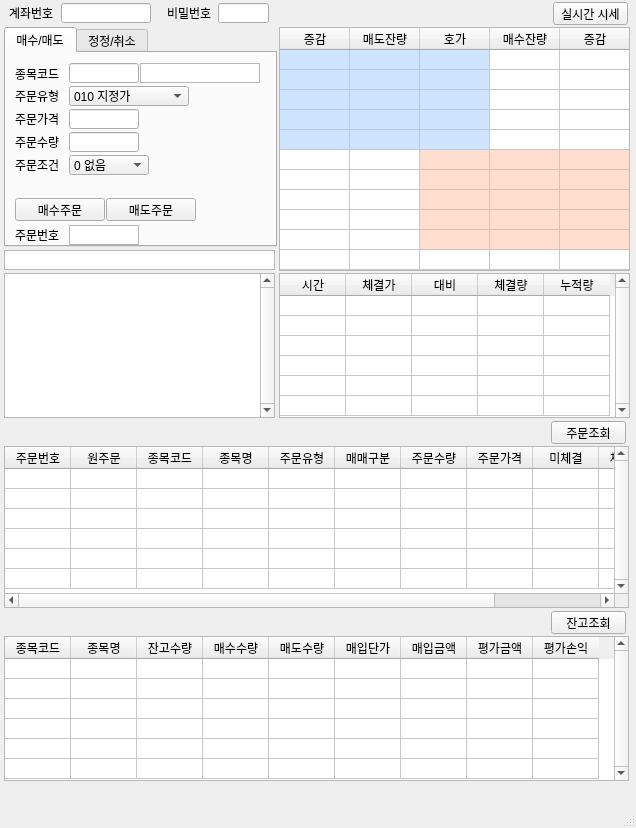
HyunwooChung/EugeneLink, file EugeneWindow.ui: the form before one commit.
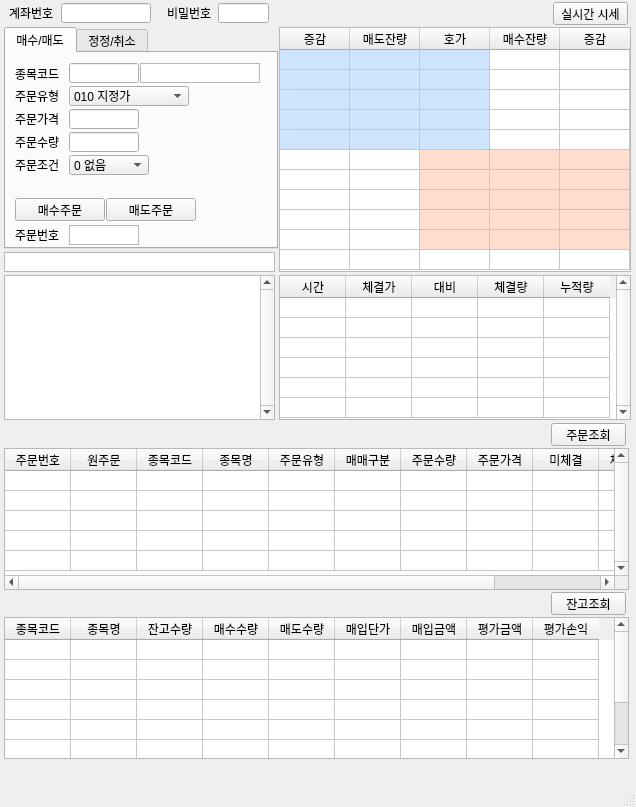
The form after the commit.

Diff of the .ui file:
```diff
--- a/EugeneWindow.ui
+++ b/EugeneWindow.ui
@@ -7,7 +7,7 @@
     <x>0</x>
     <y>0</y>
     <width>636</width>
-    <height>828</height>
+    <height>807</height>
    </rect>
   </property>
   <property name="windowTitle">
@@ -18,7 +18,7 @@
     <property name="geometry">
      <rect>
       <x>4</x>
-      <y>273</y>
+      <y>275</y>
       <width>271</width>
       <height>145</height>
      </rect>
@@ -58,8 +58,8 @@
      <rect>
       <x>279</x>
       <y>27</y>
-      <width>351</width>
-      <height>244</height>
+      <width>352</width>
+      <height>245</height>
      </rect>
     </property>
     <property name="verticalScrollBarPolicy">
@@ -69,7 +69,7 @@
      <enum>Qt::ScrollBarAlwaysOff</enum>
     </property>
     <property name="rowCount">
-     <number>12</number>
+     <number>11</number>
     </property>
     <property name="columnCount">
      <number>5</number>
@@ -92,7 +92,9 @@
     <attribute name="verticalHeaderDefaultSectionSize">
      <number>20</number>
     </attribute>
-    <row/>
+    <attribute name="verticalHeaderMinimumSectionSize">
+     <number>20</number>
+    </attribute>
     <row/>
     <row/>
     <row/>
@@ -133,6 +135,9 @@
      <property name="text">
       <string/>
      </property>
+     <property name="textAlignment">
+      <set>AlignTrailing|AlignVCenter</set>
+     </property>
      <property name="background">
       <brush brushstyle="SolidPattern">
        <color alpha="255">
@@ -175,6 +180,9 @@
      <property name="text">
       <string/>
      </property>
+     <property name="textAlignment">
+      <set>AlignTrailing|AlignVCenter</set>
+     </property>
      <property name="background">
       <brush brushstyle="SolidPattern">
        <color alpha="255">
@@ -217,6 +225,9 @@
      <property name="text">
       <string/>
      </property>
+     <property name="textAlignment">
+      <set>AlignTrailing|AlignVCenter</set>
+     </property>
      <property name="background">
       <brush brushstyle="SolidPattern">
        <color alpha="255">
@@ -594,8 +605,8 @@
     <property name="geometry">
      <rect>
       <x>279</x>
-      <y>273</y>
-      <width>351</width>
+      <y>275</y>
+      <width>352</width>
       <height>145</height>
      </rect>
     </property>
@@ -623,6 +634,9 @@
     <attribute name="verticalHeaderDefaultSectionSize">
      <number>20</number>
     </attribute>
+    <attribute name="verticalHeaderMinimumSectionSize">
+     <number>20</number>
+    </attribute>
     <row/>
     <row/>
     <row/>
@@ -705,19 +719,19 @@
     <property name="geometry">
      <rect>
       <x>4</x>
-      <y>636</y>
+      <y>617</y>
       <width>625</width>
-      <height>145</height>
+      <height>142</height>
      </rect>
     </property>
     <property name="verticalScrollBarPolicy">
      <enum>Qt::ScrollBarAlwaysOn</enum>
     </property>
     <property name="horizontalScrollBarPolicy">
-     <enum>Qt::ScrollBarAlwaysOff</enum>
+     <enum>Qt::ScrollBarAsNeeded</enum>
     </property>
     <property name="rowCount">
-     <number>6</number>
+     <number>8</number>
     </property>
     <property name="columnCount">
      <number>9</number>
@@ -734,6 +748,11 @@
     <attribute name="verticalHeaderDefaultSectionSize">
      <number>20</number>
     </attribute>
+    <attribute name="verticalHeaderMinimumSectionSize">
+     <number>20</number>
+    </attribute>
+    <row/>
+    <row/>
     <row/>
     <row/>
     <row/>
@@ -790,7 +809,7 @@
     <property name="geometry">
      <rect>
       <x>551</x>
-      <y>611</y>
+      <y>592</y>
       <width>75</width>
       <height>23</height>
      </rect>
@@ -816,9 +835,9 @@
     <property name="geometry">
      <rect>
       <x>4</x>
-      <y>446</y>
+      <y>448</y>
       <width>625</width>
-      <height>162</height>
+      <height>142</height>
      </rect>
     </property>
     <property name="verticalScrollBarPolicy">
@@ -828,7 +847,7 @@
      <enum>Qt::ScrollBarAsNeeded</enum>
     </property>
     <property name="rowCount">
-     <number>6</number>
+     <number>5</number>
     </property>
     <property name="columnCount">
      <number>11</number>
@@ -845,7 +864,9 @@
     <attribute name="verticalHeaderDefaultSectionSize">
      <number>20</number>
     </attribute>
-    <row/>
+    <attribute name="verticalHeaderMinimumSectionSize">
+     <number>20</number>
+    </attribute>
     <row/>
     <row/>
     <row/>
@@ -912,8 +933,8 @@
      <rect>
       <x>4</x>
       <y>27</y>
-      <width>273</width>
-      <height>220</height>
+      <width>274</width>
+      <height>222</height>
      </rect>
     </property>
     <property name="currentIndex">
@@ -1371,7 +1392,7 @@
     <property name="geometry">
      <rect>
       <x>4</x>
-      <y>250</y>
+      <y>252</y>
       <width>271</width>
       <height>20</height>
      </rect>
@@ -1384,7 +1405,7 @@
     <property name="geometry">
      <rect>
       <x>551</x>
-      <y>421</y>
+      <y>423</y>
       <width>75</width>
       <height>23</height>
      </rect>
```
